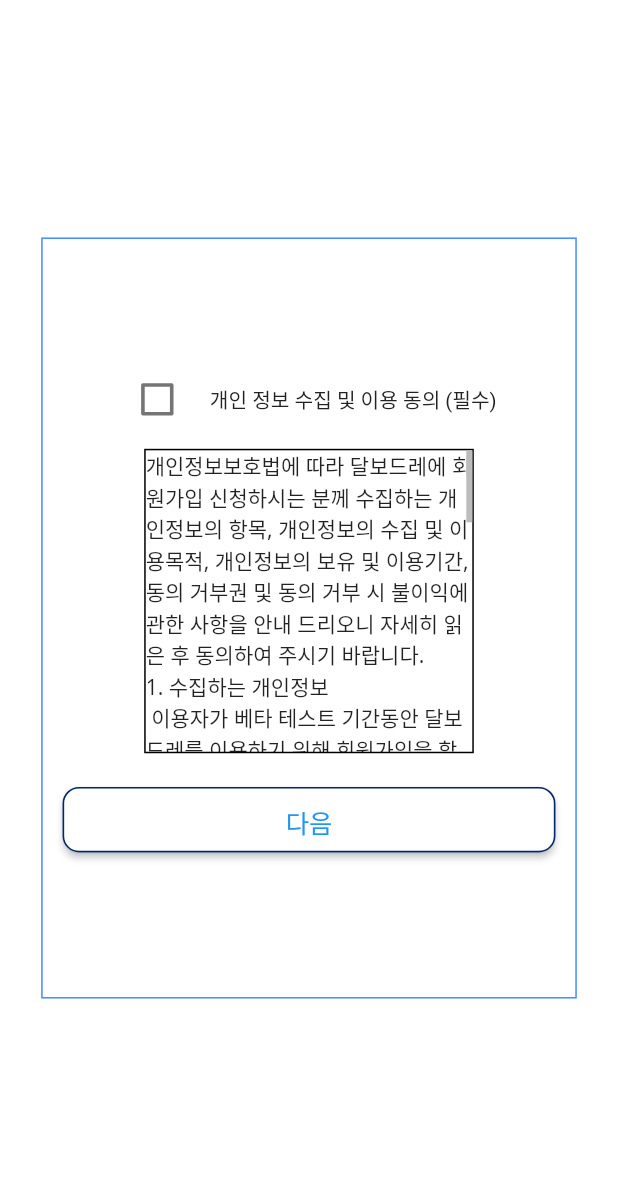
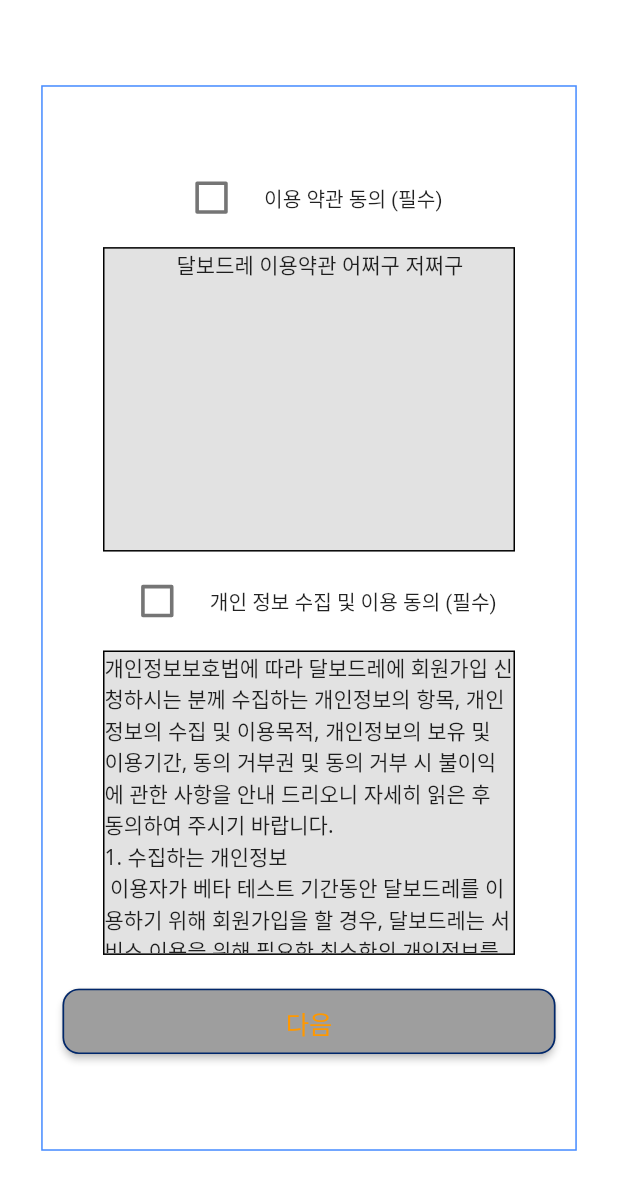
Before and after one commit to yansigit/flutter-web-test, a Flutter app: the PersonalInfoAgreePage screen opened directly, after a tap on "다음", on a phone screen of 412 x 824 dp. Shown: the top 1190 px of the screen. Run offline on Flutter 3.47's test engine with Material 2 defaults, Android fonts, the phone set to English and light mode, and no system bars; our stand-ins replace carousel_slider, flutter_screenutil, flutter_svg, geolocator, get, permission_handler and 2 more; missing offline and left inert: amplify_core, geolocator_web, kakao_flutter_sdk, package_info_plus_web, shared_preferences_web; accounts and stored records are empty; network calls fail; Roboto replaces fonts that are missing (NotoSans).

Commit message:
feat 이용  약관 개인 정보 scroll view 구현

```diff
--- a/lib/view/pages/login/email_login_page.dart
+++ b/lib/view/pages/login/email_login_page.dart
@@ -200,8 +200,7 @@ class _EmailLoginPage extends State<EmailLoginPage> {
                                 BorderRadius.circular(loginRaiusSize))),
                   ),
                   onPressed: () async {
-                    print(token
-                  .length);
+                    print(token.length);
                     print("print");
 
                     Map data = {
@@ -225,11 +224,11 @@ class _EmailLoginPage extends State<EmailLoginPage> {
                     }
                     final decodedToken = json.decode(response.body);
 
-                        this.token = decodedToken["token"];
+                    this.token = decodedToken["token"];
 
-
-                    final isTempPassword = decodedToken["isTempPassword"];
-
+                    bool isTempPassword = decodedToken["isTempPassword"].toString().toLowerCase() == 'true';
+                    print(isTempPassword ==  true);
+                    print("as");
                     if (this.token.length == 0) {
                       return;
                     }
@@ -248,13 +247,10 @@ class _EmailLoginPage extends State<EmailLoginPage> {
                         "password", passwordController!.text.toString());
                     await sharedPreferences!.setString("token", this.token);
 
-                    if(this.token.length != 0) {
-                       userController.updateUserInfo(
-                      emailController!.text.toString(),
-                      this.token
-                    );
+                    if (this.token.length != 0) {
+                      userController.updateUserInfo(
+                          emailController!.text.toString(), this.token);
                     }
-
 
                     Get.to(() => NearStoresPage());
                   },
--- a/lib/view/pages/login/password_chage_page.dart
+++ b/lib/view/pages/login/password_chage_page.dart
@@ -1,3 +1,5 @@
+import 'dart:convert';
+
 import 'package:flutter/cupertino.dart';
 import 'package:flutter/material.dart';
 import 'package:flutter/services.dart';
@@ -6,6 +8,8 @@ import "package:http/http.dart" as http;
 import 'package:flutter_screenutil/flutter_screenutil.dart';
 import 'package:save_order/consts/color.dart';
 import 'package:save_order/consts/size.dart';
+import 'package:save_order/model/model.dart';
+import 'package:save_order/state/controllers.dart';
 import 'package:save_order/view/pages/login/login_page.dart';
 
 class PasswordChangePage extends StatefulWidget {
@@ -100,9 +104,35 @@ class _PasswordChagePage extends State<PasswordChangePage> {
                       ),
                       onPressed: () async {
                         // /api/User/ChangePassword/Token
+                        // token 과 password 입력받음.
+                        UserController userController = Get.find();
+                        print("llllllll");
+                        print(userController.userToken);
+                        Map data = {
+                          "token": userController.userToken.toString(),
+                          "password": passwordController!.text.toString().trim()
+                        };
 
-                        print('new password');
-                        Get.to(() => LoginPage());
+                        var body = json.encode(data);
+
+                        var response = await http.Client().post(
+                            Uri.parse(
+                                "http://${devMode()}.dalbodre.me/api/User/ChangePassword/Token"),
+                            headers: <String, String>{
+                              'Content-Type': 'application/json'
+                            },
+                            body: body);
+                        final decodedToken = json.decode(response.body);
+
+                        if (response.statusCode != 200 ||
+                            decodedToken["statis"] == false) {
+                          ScaffoldMessenger.of(context).showSnackBar(SnackBar(
+                              content: Text("이메일을 잘못 입력하셨습니다."),
+                              duration: const Duration(milliseconds: 1000)));
+                        } else {
+                          print('new password');
+                          Get.to(() => LoginPage());
+                        }
                       },
                       child: Container(
                           margin: EdgeInsets.only(
@@ -111,7 +141,7 @@ class _PasswordChagePage extends State<PasswordChangePage> {
                           height: 30.h,
                           child: FittedBox(
                               fit: BoxFit.fitHeight,
-                              child: Text("회원 가입 완료",
+                              child: Text("비밀변호 변경 완료",
                                   style: TextStyle(
                                       backgroundColor: Colors.white,
                                       fontWeight: FontWeight.w400,
--- a/lib/view/pages/login/personal_info_agree_page.dart
+++ b/lib/view/pages/login/personal_info_agree_page.dart
@@ -14,70 +14,20 @@ class PersonalInfoAgree extends State<PersonalInfoAgreePage> {
   @override
   void initState() {
     super.initState();
+    this.emailColor = DEFAULT_COLOR;
   }
 
+  Color DEFAULT_COLOR = Colors.white;
+
   bool isAgreedForPersonalInfo = false;
-
-  @override
-  Widget build(BuildContext context) {
-    return Scaffold(
-      backgroundColor: Colors.white,
-      body: Center(
-          child: Container(
-        width: 325.w,
-        height: 500.h,
-        decoration: BoxDecoration(border: Border.all(color: Colors.blueAccent)),
-        child: Column(
-          mainAxisAlignment: MainAxisAlignment.center,
-          children: [
-            Container(
-              height: 25.h,
-              width: 280.w,
-              child: Row(
-                mainAxisAlignment: MainAxisAlignment.center,
-                children: [
-                 Transform.scale(
-                   scale: 1.2,
-                   child: Checkbox(
-                    value: this.isAgreedForPersonalInfo,
-                    onChanged: (bool? value) {
-                      setState(() {
-                        this.isAgreedForPersonalInfo = value!;
-                        print(this.isAgreedForPersonalInfo);
-                      });
-                    },
-                  )),
-                  Container(
-                    alignment: Alignment.center,
-                    height: 20.h,
-                    margin: EdgeInsets.only(left: 10.w),
-                    child: FittedBox(
-                      fit: BoxFit.fitHeight,
-                      child: Text("개인 정보 수집 및 이용 동의 (필수)",
-                          style: TextStyle(
-                              color: const Color(0xff222222),
-                              fontFamily: "NotoSans",
-                              fontSize: 16)),
-                    ),
-                  ),
-                ],
-              ),
-            ),
-            Container(
-                margin: EdgeInsets.only(top: 20.h, bottom: 20.h),
-                width: 200.w,
-                height: 200.h,
-                decoration:
-                    BoxDecoration(border: Border.all(color: Colors.black)),
-                child: Scrollbar(
-                  isAlwaysShown: true,
-                  child: SingleChildScrollView(
-                      scrollDirection: Axis.vertical,
-                      child: Column(
-                        mainAxisAlignment: MainAxisAlignment.center,
-                        crossAxisAlignment: CrossAxisAlignment.center,
-                        children: [
-                          Text(
+  bool isAgreedForTermsOfUse = false;
+  Color? emailColor;
+  final ScrollController _scrollController = ScrollController();
+  final ScrollController _scrollController2 = ScrollController();
+  List<String> agreedContents = [
+    '''
+    달보드레 이용약관 어쩌구 저쩌구
+    ''',
     '''개인정보보호법에 따라 달보드레에 회원가입 신청하시는 분께 수집하는 개인정보의 항목, 개인정보의 수집 및 이용목적, 개인정보의 보유 및 이용기간, 동의 거부권 및 동의 거부 시 불이익에 관한 사항을 안내 드리오니 자세히 읽은 후 동의하여 주시기 바랍니다.
 1. 수집하는 개인정보
  이용자가 베타 테스트 기간동안 달보드레를 이용하기 위해 회원가입을 할 경우, 달보드레는 서비스 이용을 위해 필요한 최소한의 개인정보를 수집합니다.
@@ -99,25 +49,141 @@ class PersonalInfoAgree extends State<PersonalInfoAgreePage> {
 
 4. 개인정보 수집 및 이용 동의를 거부할 권리
 이용자는 개인정보의 수집 및 이용 동의를 거부할 권리가 있습니다. 회원가입 시 수집하는 최소한의 개인정보, 즉, 필수 항목에 대한 수집 및 이용 동의를 거부하실 경우, 회원가입이 어려울 수 있습니다.
-                          ''')
+                          '''
+  ];
+
+  @override
+  Widget build(BuildContext context) {
+    return Scaffold(
+      backgroundColor: Colors.white,
+      body: Center(
+        child: Container(
+          width: 325.w,
+          height: 700.h,
+          decoration:
+              BoxDecoration(border: Border.all(color: Colors.blueAccent)),
+          child: Column(
+            mainAxisAlignment: MainAxisAlignment.center,
+            children: [
+              Container(
+                height: 25.h,
+                width: 280.w,
+                child: Row(
+                  mainAxisAlignment: MainAxisAlignment.center,
+                  children: [
+                    Transform.scale(
+                        scale: 1.2,
+                        child: Checkbox(
+                          value: this.isAgreedForTermsOfUse,
+                          onChanged: (bool? value) {
+                            setState(() {
+                              this.isAgreedForTermsOfUse = value!;
+                            });
+                          },
+                        )),
+                    Container(
+                      alignment: Alignment.center,
+                      height: 20.h,
+                      margin: EdgeInsets.only(left: 10.w),
+                      child: FittedBox(
+                        fit: BoxFit.fitHeight,
+                        child: Text("이용 약관 동의 (필수)",
+                            style: TextStyle(
+                                fontFamily: "NotoSans", fontSize: 16)),
+                      ),
+                    ),
                   ],
+                ),
+              ),
+              Container(
+                  margin: EdgeInsets.only(top: 20.h, bottom: 20.h),
+                  width: 250.w,
+                  height: 200.h,
+                  decoration: BoxDecoration(
+                      border: Border.all(color: Colors.black),
+                      color: const Color.fromRGBO(226, 226, 226, 10)),
+                  child: Scrollbar(
+                    controller: this._scrollController,
+                    child: new SingleChildScrollView(
+                       controller: this._scrollController,
+                        scrollDirection: Axis.vertical,
+                        child: Column(
+                          mainAxisAlignment: MainAxisAlignment.center,
+                          crossAxisAlignment: CrossAxisAlignment.center,
+                          children: [Text(agreedContents[0])],
+                        )),
+                  )),
+              Container(
+                height: 25.h,
+                width: 280.w,
+                child: Row(
+                  mainAxisAlignment: MainAxisAlignment.center,
+                  children: [
+                    Transform.scale(
+                        scale: 1.2,
+                        child: Checkbox(
+                          value: this.isAgreedForPersonalInfo,
+                          onChanged: (bool? value) {
+                            setState(() {
+                              this.isAgreedForPersonalInfo = value!;
+                            });
+                          },
+                        )),
+                    Container(
+                      alignment: Alignment.center,
+                      height: 20.h,
+                      margin: EdgeInsets.only(left: 10.w),
+                      child: FittedBox(
+                        fit: BoxFit.fitHeight,
+                        child: Text("개인 정보 수집 및 이용 동의 (필수)",
+                            style: TextStyle(
+                                fontFamily: "NotoSans", fontSize: 16)),
+                      ),
+                    ),
+                  ],
+                ),
+              ),
+              Container(
+                  margin: EdgeInsets.only(top: 20.h, bottom: 20.h),
+                  width: 250.w,
+                  height: 200.h,
+                  decoration: BoxDecoration(
+                      border: Border.all(color: Colors.black),
+                      color: const Color.fromRGBO(226, 226, 226, 10)),
+                  child: Scrollbar(
+                    controller: this._scrollController2,
+                    child: new SingleChildScrollView(
+                        controller: this._scrollController2,
+                        scrollDirection: Axis.vertical,
+                        child: Column(
+                          mainAxisAlignment: MainAxisAlignment.center,
+                          crossAxisAlignment: CrossAxisAlignment.center,
+                          children: [Text(agreedContents[1])],
                         )),
                   )),
               ElevatedButton(
                   onPressed: () {
-                  if (isAgreedForPersonalInfo) {
+                    if (isAgreedForPersonalInfo && isAgreedForTermsOfUse) {
                       print(isAgreedForPersonalInfo);
+                      this.setState(() {
+                        this.emailColor = Colors.white;
+                      });
                       Get.to(() => SignUp());
                     } else {
+                      setState(() {
+                        this.emailColor = Colors.grey;
+                      });
+
                       ScaffoldMessenger.of(context).showSnackBar(SnackBar(
                           duration: const Duration(milliseconds: 500),
-                        content: Text(" 개인 정보 수집 및 이용에 대한 안내 모두 동의해주세요.")));
+                          content:
+                              Text(" 개인 정보 수집 및 이용과 이용 약관에 대해 모두 동의해주세요.")));
                     }
                   },
                   style: ButtonStyle(
                     side: MaterialStateProperty.all<BorderSide>(
                         BorderSide(color: const Color(0xff00276b), width: 1.w)),
-                  backgroundColor: MaterialStateProperty.all(EMAIL_COLOR),
+                    backgroundColor: MaterialStateProperty.all(this.emailColor),
                     shape: MaterialStateProperty.all<RoundedRectangleBorder>(
                         RoundedRectangleBorder(
                             borderRadius: BorderRadius.circular(10.w))),
@@ -131,15 +197,16 @@ class PersonalInfoAgree extends State<PersonalInfoAgreePage> {
                           fit: BoxFit.fitHeight,
                           child: Text("다음",
                               style: TextStyle(
-                                backgroundColor: Colors.white,
+                                  backgroundColor: this.emailColor,
                                   fontWeight: FontWeight.w400,
-                                color: Colors.blue,
+                                  color: Colors.orange,
                                   fontFamily: "NotoSans",
                                   fontStyle: FontStyle.normal,
                                   fontSize: 10.0))))),
             ],
           ),
-      )),
+        ),
+      ),
     );
   }
 }
```
Also changed, not shown: 2 other files. Lines whose indentation alone changed are shown as unchanged.
